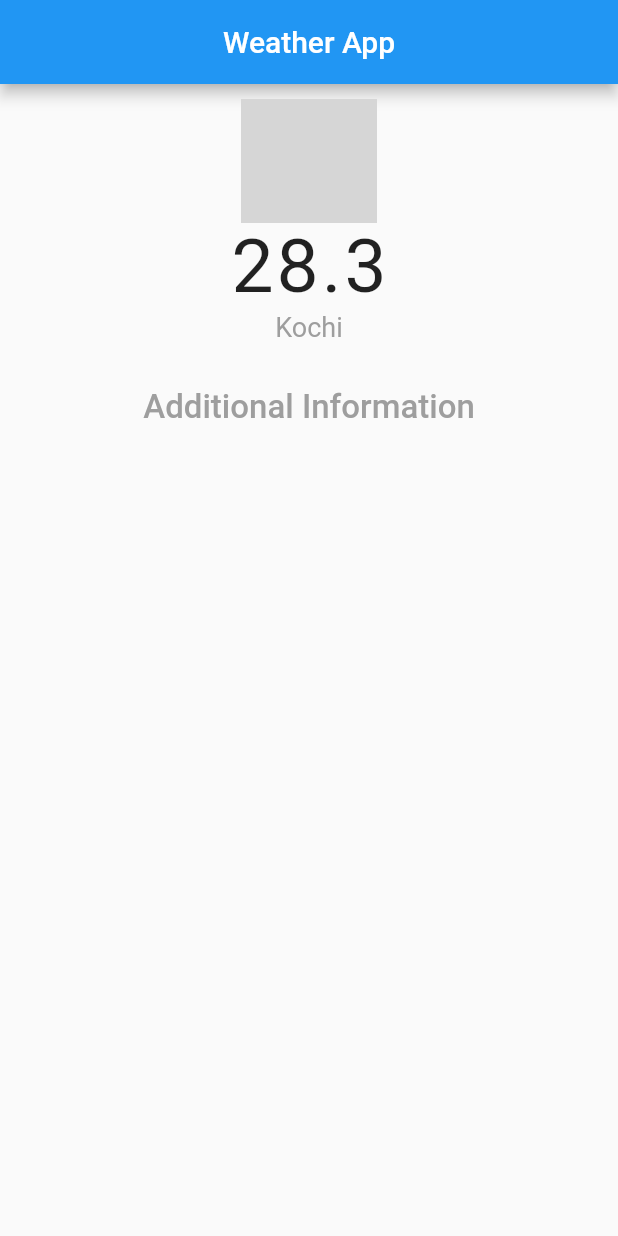
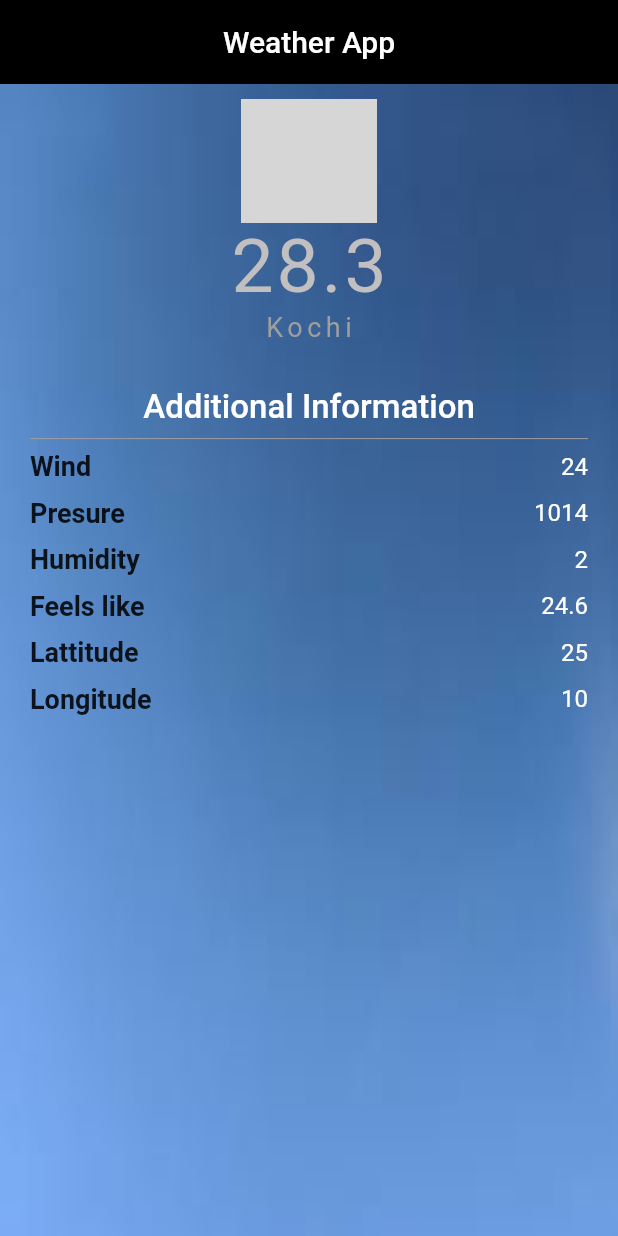
Before and after one commit to kuberanb/weather_app, a Flutter app: the screen it shows after launch, on a phone screen of 412 x 824 dp. Run offline on Flutter 3.47's test engine with Material 2 defaults, Android fonts, the phone set to English and light mode, and no system bars; network calls fail; grey boxes are pictures that could not be loaded.

Commit message:
homescreen ui added

```diff
--- a/lib/core/colors.dart
+++ b/lib/core/colors.dart
@@ -5,3 +5,7 @@
  const kGreyColor = Colors.grey;
 
  const kBlackColor = Colors.black;
+
+ const kWhiteColor = Colors.white;
+
+ const kLightWhiteColor = Color.fromARGB(255, 193, 191, 191);
--- a/lib/features/home/presentation/screens/home_screen.dart
+++ b/lib/features/home/presentation/screens/home_screen.dart
@@ -4,6 +4,7 @@ import 'package:flutter/src/widgets/placeholder.dart';
 import 'package:weather_app/core/colors.dart';
 import 'package:weather_app/core/constants.dart';
 import 'package:weather_app/dialog_box/exit_dialog_box.dart';
+import 'package:weather_app/features/home/presentation/widgets/additional_information_tab.dart';
 import 'package:weather_app/features/home/presentation/widgets/current_weather.dart';
 
 class HomeScreen extends StatelessWidget {
@@ -20,6 +21,8 @@ class HomeScreen extends StatelessWidget {
       },
       child: Scaffold(
         appBar: AppBar(
+          elevation: 0,
+          backgroundColor: Colors.black,
           centerTitle: true,
           title: const Text(
             'Weather App',
@@ -27,16 +30,40 @@ class HomeScreen extends StatelessWidget {
           ),
         ),
         body: SingleChildScrollView(
+          child: Container(
+            width: screenWidth,
+            height: screenHeight,
+            decoration: const BoxDecoration(
+              image: DecorationImage(
+                  fit: BoxFit.fill,
+                  image: AssetImage('assets/images/image_blue.jpeg')),
+            ),
             child: Column(
               children: [
                 kHeight10,
-              CurrentWeather(),
+                const CurrentWeather(),
                 kHeight30,
                 Row(
                   mainAxisAlignment: MainAxisAlignment.center,
-                children: [Text('Additional Information',style: TextStyle(color: kGreyColor,fontSize: 22,fontWeight: FontWeight.w500),)],),
-
+                  children: const [
+                    Text(
+                      'Additional Information',
+                      style: TextStyle(
+                          color: kWhiteColor,
+                          fontSize: 22,
+                          fontWeight: FontWeight.w500),
+                    )
                   ],
+                ),
+                const Padding(
+                  padding: EdgeInsets.only(right: 20, left: 20),
+                  child: Divider(
+                    color: kGreyColor,
+                  ),
+                ),
+                AdditionalInformationTab(),
+              ],
+            ),
           ),
         ),
       ),
--- /dev/null
+++ b/lib/features/home/presentation/widgets/additional_information_listtile.dart
@@ -0,0 +1,30 @@
+
+
+import 'package:flutter/material.dart';
+import 'package:weather_app/core/colors.dart';
+
+class AdditionalInformationListTile extends StatelessWidget {
+  String rowTitle;
+  String rowValue;
+   AdditionalInformationListTile({super.key,required this.rowTitle,required this.rowValue});
+
+  @override
+  Widget build(BuildContext context) {
+    final screenHeight = MediaQuery.of(context).size.height;
+    final screenWidth = MediaQuery.of(context).size.width;
+    return Padding(
+      padding: EdgeInsets.only(right: 20, left: 20),
+      child: Row(
+        mainAxisAlignment: MainAxisAlignment.spaceBetween,
+        children: [
+          Text(rowTitle,
+              style: TextStyle(fontSize: 18, fontWeight: FontWeight.bold)),
+          Text(
+            rowValue,
+            style: TextStyle(fontSize: 16, fontWeight: FontWeight.w400,color: kWhiteColor),
+          )
+        ],
+      ),
+    );
+  }
+}
--- a/lib/features/home/presentation/widgets/additional_information_tab.dart
+++ b/lib/features/home/presentation/widgets/additional_information_tab.dart
@@ -1,4 +1,8 @@
 import 'package:flutter/material.dart';
+import 'package:weather_app/core/colors.dart';
+import 'package:weather_app/core/constants.dart';
+
+import 'additional_information_listtile.dart';
 
 class AdditionalInformationTab extends StatelessWidget {
   const AdditionalInformationTab({super.key});
@@ -8,9 +12,46 @@ class AdditionalInformationTab extends StatelessWidget {
     final screenHeight = MediaQuery.of(context).size.height;
     final screenWidth = MediaQuery.of(context).size.width;
     return Container(
-      decoration: BoxDecoration(),
+      width: screenWidth,
+      height: .3 * screenHeight,
+      decoration: BoxDecoration(
+          // image: DecorationImage(
+          //   fit: BoxFit.fill,
+          //     image: AssetImage('assets/images/image_blue.jpeg')),
+          ),
       child: Column(
-        children: [],
+        children: [
+          AdditionalInformationListTile(
+            rowTitle: 'Wind',
+            rowValue: '24',
+          ),
+          kHeight10,
+          AdditionalInformationListTile(
+            rowTitle: 'Presure',
+            rowValue: '1014',
+          ),
+          kHeight10,
+          AdditionalInformationListTile(
+            rowTitle: 'Humidity',
+            rowValue: '2',
+          ),
+          kHeight10,
+          AdditionalInformationListTile(
+            rowTitle: 'Feels like',
+            rowValue: '24.6',
+          ),
+          kHeight10,
+          AdditionalInformationListTile(
+            rowTitle: 'Lattitude',
+            rowValue: '25',
+          ),
+          kHeight10,
+          AdditionalInformationListTile(
+            rowTitle: 'Longitude',
+            rowValue: '10',
+          ),
+          kHeight10,
+        ],
       ),
     );
   }
--- a/lib/features/home/presentation/widgets/current_weather.dart
+++ b/lib/features/home/presentation/widgets/current_weather.dart
@@ -32,12 +32,13 @@ class CurrentWeather extends StatelessWidget {
             ),
           ),
           // kHeight5,
-          Text('28.3', style: TextStyle(fontSize: 50, letterSpacing: 2)),
+          Text('28.3', style: TextStyle(fontSize: 50, letterSpacing: 2,color: kLightWhiteColor)),
           Text('Kochi',
               style: TextStyle(
                   fontSize: 18,
-                  fontWeight: FontWeight.w400,
-                  color: kGreyColor)),
+                  fontWeight: FontWeight.w400,color: kGreyColor,
+                  letterSpacing: 3,
+                   )),
         ],
       ),
     );
--- a/lib/main.dart
+++ b/lib/main.dart
@@ -12,6 +12,7 @@ class MyApp extends StatelessWidget {
   @override
   Widget build(BuildContext context) {
     return MaterialApp(
+      debugShowCheckedModeBanner: false,
       title: 'Weather App',
       theme: ThemeData(
         primarySwatch: Colors.blue,
--- a/pubspec.yaml
+++ b/pubspec.yaml
@@ -64,8 +64,8 @@ flutter:
   uses-material-design: true
 
   # To add assets to your application, add an assets section, like this:
-  # assets:
-  #   - images/a_dot_burr.jpeg
+  assets:
+      - assets/images/
   #   - images/a_dot_ham.jpeg
 
   # An image asset can refer to one or more resolution-specific "variants", see
```
Also changed, not shown: assets/images/image_blue.jpeg (added). Lines whose indentation alone changed are shown as unchanged.
